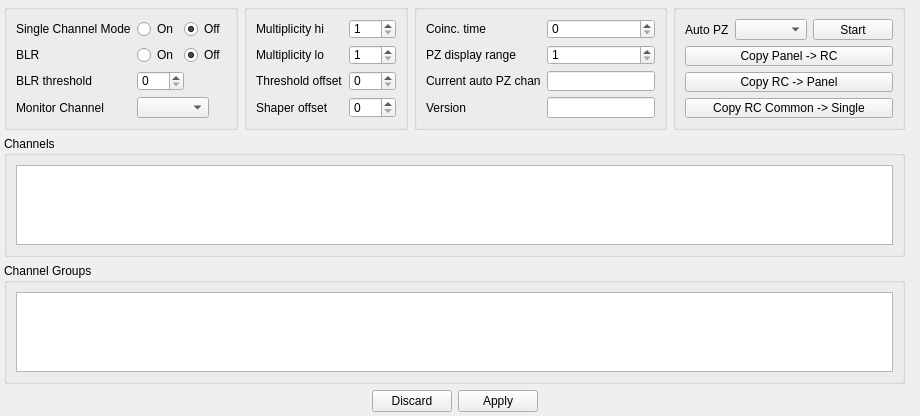
Before: the Qt Designer form src/client/mesycontrol/ui/mscf16_panel.ui in flueke/mesycontrol, drawn with Qt 5.
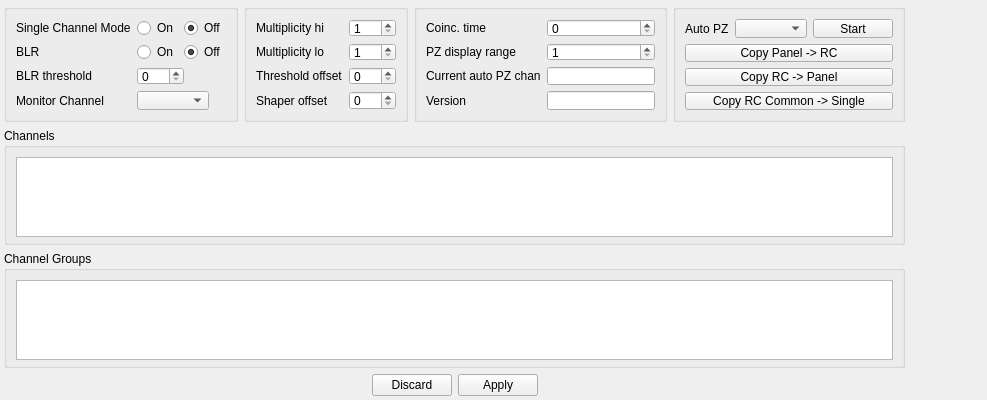
After: the same form once the commit is applied.

```diff
--- a/src/client/mesycontrol/ui/mscf16_panel.ui
+++ b/src/client/mesycontrol/ui/mscf16_panel.ui
@@ -6,8 +6,8 @@
    <rect>
     <x>0</x>
     <y>0</y>
-    <width>920</width>
-    <height>416</height>
+    <width>987</width>
+    <height>400</height>
    </rect>
   </property>
   <property name="sizePolicy">
```
